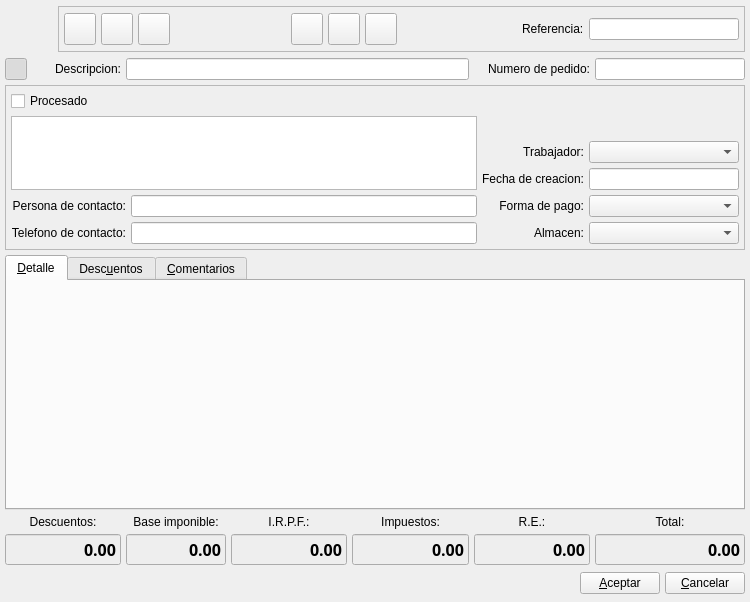
Old version of the form bulmages/bulmafact/src/pedidoclientebase.ui in the repository eboladev/Bulmages-1.
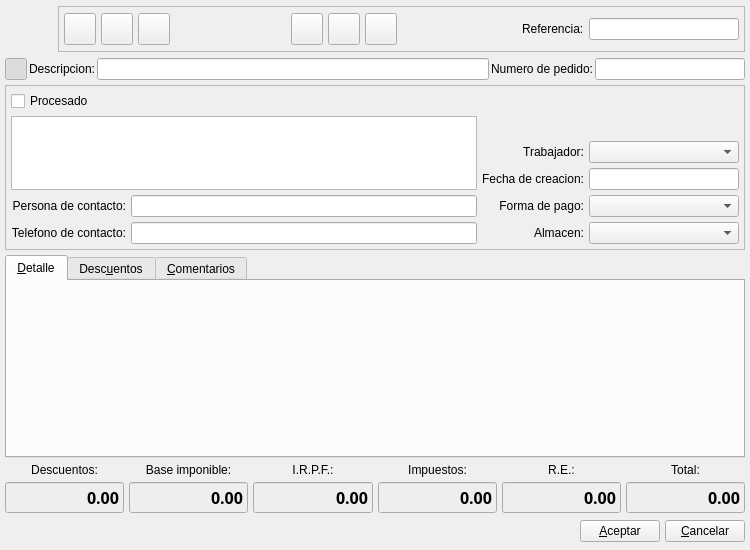
New version of the form. Icons and pictures are not drawn. Custom widgets are drawn as their Qt base class.

Patch:
```diff
--- a/bulmages/bulmafact/src/pedidoclientebase.ui
+++ b/bulmages/bulmafact/src/pedidoclientebase.ui
@@ -7,7 +7,7 @@
     <x>0</x>
     <y>0</y>
     <width>750</width>
-    <height>602</height>
+    <height>550</height>
    </rect>
   </property>
   <property name="windowTitle" >
@@ -35,7 +35,7 @@
    <property name="verticalSpacing" >
     <number>5</number>
    </property>
-   <item row="0" column="0" colspan="8" >
+   <item row="0" column="0" colspan="6" >
     <layout class="QHBoxLayout" >
      <property name="spacing" >
       <number>5</number>
@@ -368,7 +368,7 @@
         <item>
          <widget class="QLabel" name="label5" >
           <property name="sizePolicy" >
-           <sizepolicy vsizetype="Preferred" hsizetype="Minimum" >
+           <sizepolicy vsizetype="Fixed" hsizetype="Preferred" >
             <horstretch>0</horstretch>
             <verstretch>0</verstretch>
            </sizepolicy>
@@ -393,7 +393,9 @@
      </item>
     </layout>
    </item>
-   <item row="1" column="0" >
+   <item row="1" column="0" colspan="6" >
+    <layout class="QHBoxLayout" >
+     <item>
     <widget class="QToolButton" name="mui_detalles" >
      <property name="minimumSize" >
       <size>
@@ -433,34 +435,52 @@
      </property>
     </widget>
    </item>
-   <item row="1" column="1" >
+     <item>
     <widget class="QLabel" name="label6" >
+       <property name="sizePolicy" >
+        <sizepolicy vsizetype="Fixed" hsizetype="Preferred" >
+         <horstretch>0</horstretch>
+         <verstretch>0</verstretch>
+        </sizepolicy>
+       </property>
      <property name="text" >
       <string>Descripcion:</string>
      </property>
      <property name="alignment" >
       <set>Qt::AlignRight|Qt::AlignTrailing|Qt::AlignVCenter</set>
      </property>
-    </widget>
-   </item>
-   <item row="1" column="2" colspan="4" >
+       <property name="buddy" >
+        <cstring>mui_descpedidocliente</cstring>
+       </property>
+      </widget>
+     </item>
+     <item>
     <widget class="QLineEdit" name="mui_descpedidocliente" >
      <property name="maxLength" >
       <number>500</number>
      </property>
     </widget>
    </item>
-   <item row="1" column="6" >
+     <item>
     <widget class="QLabel" name="label7" >
+       <property name="sizePolicy" >
+        <sizepolicy vsizetype="Fixed" hsizetype="Preferred" >
+         <horstretch>0</horstretch>
+         <verstretch>0</verstretch>
+        </sizepolicy>
+       </property>
      <property name="text" >
       <string>Numero de pedido:</string>
      </property>
      <property name="alignment" >
       <set>Qt::AlignRight|Qt::AlignTrailing|Qt::AlignVCenter</set>
      </property>
-    </widget>
-   </item>
-   <item row="1" column="7" >
+       <property name="buddy" >
+        <cstring>mui_numpedidocliente</cstring>
+       </property>
+      </widget>
+     </item>
+     <item>
     <widget class="QLineEdit" name="mui_numpedidocliente" >
      <property name="minimumSize" >
       <size>
@@ -468,9 +488,17 @@
        <height>0</height>
       </size>
      </property>
-    </widget>
-   </item>
-   <item row="2" column="0" colspan="8" >
+       <property name="maximumSize" >
+        <size>
+         <width>150</width>
+         <height>16777215</height>
+        </size>
+       </property>
+      </widget>
+     </item>
+    </layout>
+   </item>
+   <item row="2" column="0" colspan="6" >
     <widget class="QFrame" name="frame" >
      <property name="frameShape" >
       <enum>QFrame::StyledPanel</enum>
@@ -544,6 +572,12 @@
       </item>
       <item row="2" column="2" >
        <widget class="QLabel" name="label_4" >
+        <property name="sizePolicy" >
+         <sizepolicy vsizetype="Fixed" hsizetype="Preferred" >
+          <horstretch>0</horstretch>
+          <verstretch>0</verstretch>
+         </sizepolicy>
+        </property>
         <property name="text" >
          <string>Trabajador:</string>
         </property>
@@ -564,6 +598,12 @@
       </item>
       <item row="3" column="2" >
        <widget class="QLabel" name="label" >
+        <property name="sizePolicy" >
+         <sizepolicy vsizetype="Fixed" hsizetype="Preferred" >
+          <horstretch>0</horstretch>
+          <verstretch>0</verstretch>
+         </sizepolicy>
+        </property>
         <property name="text" >
          <string>Fecha de creacion:</string>
         </property>
@@ -584,6 +624,12 @@
       </item>
       <item row="4" column="0" >
        <widget class="QLabel" name="label10" >
+        <property name="sizePolicy" >
+         <sizepolicy vsizetype="Fixed" hsizetype="Preferred" >
+          <horstretch>0</horstretch>
+          <verstretch>0</verstretch>
+         </sizepolicy>
+        </property>
         <property name="text" >
          <string>Persona de contacto:</string>
         </property>
@@ -597,6 +643,12 @@
       </item>
       <item row="4" column="2" >
        <widget class="QLabel" name="label_2" >
+        <property name="sizePolicy" >
+         <sizepolicy vsizetype="Fixed" hsizetype="Preferred" >
+          <horstretch>0</horstretch>
+          <verstretch>0</verstretch>
+         </sizepolicy>
+        </property>
         <property name="text" >
          <string>Forma de pago:</string>
         </property>
@@ -610,6 +662,12 @@
       </item>
       <item row="5" column="0" >
        <widget class="QLabel" name="label8" >
+        <property name="sizePolicy" >
+         <sizepolicy vsizetype="Fixed" hsizetype="Preferred" >
+          <horstretch>0</horstretch>
+          <verstretch>0</verstretch>
+         </sizepolicy>
+        </property>
         <property name="text" >
          <string>Telefono de contacto:</string>
         </property>
@@ -623,6 +681,12 @@
       </item>
       <item row="5" column="2" >
        <widget class="QLabel" name="label_3" >
+        <property name="sizePolicy" >
+         <sizepolicy vsizetype="Fixed" hsizetype="Preferred" >
+          <horstretch>0</horstretch>
+          <verstretch>0</verstretch>
+         </sizepolicy>
+        </property>
         <property name="text" >
          <string>Almacen:</string>
         </property>
@@ -637,7 +701,7 @@
      </layout>
     </widget>
    </item>
-   <item row="3" column="0" colspan="8" >
+   <item row="3" column="0" colspan="6" >
     <widget class="QTabWidget" name="discounts" >
      <property name="enabled" >
       <bool>true</bool>
@@ -726,7 +790,7 @@
      </widget>
     </widget>
    </item>
-   <item row="4" column="0" colspan="2" >
+   <item row="4" column="0" >
     <widget class="QLabel" name="label3" >
      <property name="sizePolicy" >
       <sizepolicy vsizetype="Preferred" hsizetype="Expanding" >
@@ -742,7 +806,7 @@
      </property>
     </widget>
    </item>
-   <item row="4" column="2" colspan="2" >
+   <item row="4" column="1" >
     <widget class="QLabel" name="label2" >
      <property name="sizePolicy" >
       <sizepolicy vsizetype="Preferred" hsizetype="Expanding" >
@@ -758,7 +822,7 @@
      </property>
     </widget>
    </item>
-   <item row="4" column="4" >
+   <item row="4" column="2" >
     <widget class="QLabel" name="label4_3" >
      <property name="sizePolicy" >
       <sizepolicy vsizetype="Preferred" hsizetype="Expanding" >
@@ -774,7 +838,7 @@
      </property>
     </widget>
    </item>
-   <item row="4" column="5" >
+   <item row="4" column="3" >
     <widget class="QLabel" name="label4" >
      <property name="sizePolicy" >
       <sizepolicy vsizetype="Preferred" hsizetype="Expanding" >
@@ -790,7 +854,7 @@
      </property>
     </widget>
    </item>
-   <item row="4" column="6" >
+   <item row="4" column="4" >
     <widget class="QLabel" name="label4_2" >
      <property name="sizePolicy" >
       <sizepolicy vsizetype="Preferred" hsizetype="Expanding" >
@@ -806,7 +870,7 @@
      </property>
     </widget>
    </item>
-   <item row="4" column="7" >
+   <item row="4" column="5" >
     <widget class="QLabel" name="label1" >
      <property name="sizePolicy" >
       <sizepolicy vsizetype="Preferred" hsizetype="Expanding" >
@@ -822,7 +886,7 @@
      </property>
     </widget>
    </item>
-   <item row="5" column="0" colspan="2" >
+   <item row="5" column="0" >
     <widget class="QLineEdit" name="m_totalDiscounts" >
      <property name="enabled" >
       <bool>true</bool>
@@ -898,7 +962,7 @@
      </property>
     </widget>
    </item>
-   <item row="5" column="2" colspan="2" >
+   <item row="5" column="1" >
     <widget class="QLineEdit" name="m_totalBases" >
      <property name="minimumSize" >
       <size>
@@ -971,7 +1035,7 @@
      </property>
     </widget>
    </item>
-   <item row="5" column="4" >
+   <item row="5" column="2" >
     <widget class="QLineEdit" name="m_totalIRPF" >
      <property name="minimumSize" >
       <size>
@@ -1044,7 +1108,7 @@
      </property>
     </widget>
    </item>
-   <item row="5" column="5" >
+   <item row="5" column="3" >
     <widget class="QLineEdit" name="m_totalTaxes" >
      <property name="minimumSize" >
       <size>
@@ -1117,7 +1181,7 @@
      </property>
     </widget>
    </item>
-   <item row="5" column="6" >
+   <item row="5" column="4" >
     <widget class="QLineEdit" name="m_totalReqEq" >
      <property name="minimumSize" >
       <size>
@@ -1190,7 +1254,7 @@
      </property>
     </widget>
    </item>
-   <item row="5" column="7" >
+   <item row="5" column="5" >
     <widget class="QLineEdit" name="m_totalpedidocliente" >
      <property name="enabled" >
       <bool>true</bool>
@@ -1272,7 +1336,7 @@
      </property>
     </widget>
    </item>
-   <item row="6" column="0" colspan="8" >
+   <item row="6" column="0" colspan="6" >
     <layout class="QHBoxLayout" >
      <property name="spacing" >
       <number>5</number>
```
Left out of the diff: 79 changed lines with no effect on the pictures. Lines whose indentation alone changed are shown as unchanged.
